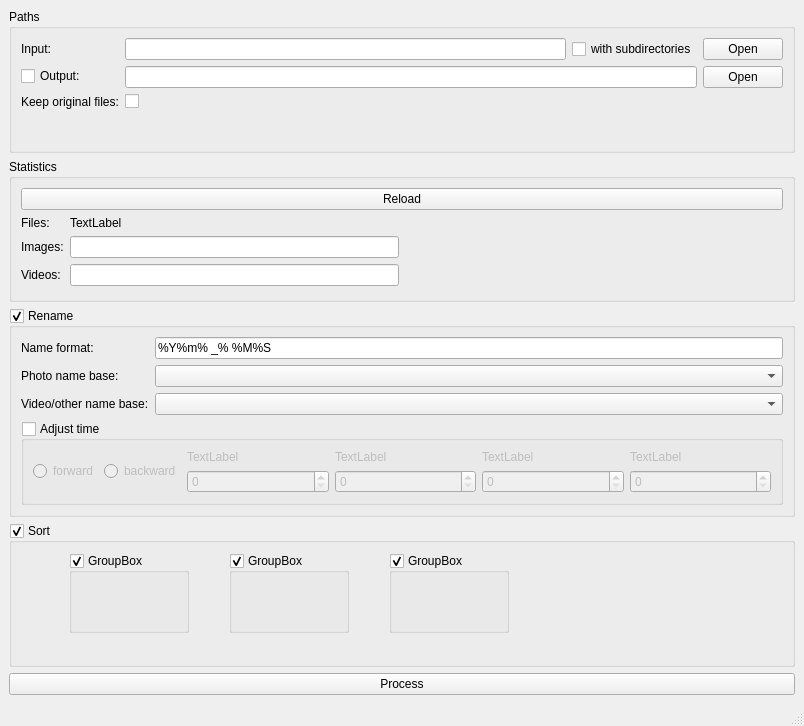
Before: the Qt Designer form src/nomoremess.ui in SeriousRedCat/no-more-mess, drawn with Qt 5.
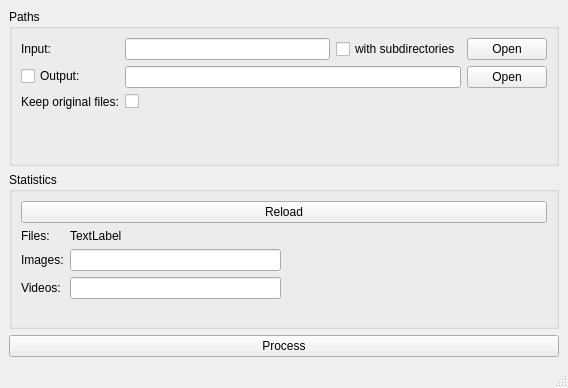
After: the same form once the commit is applied. Custom widgets are drawn as their Qt base class.

What changed in the file:
```diff
--- a/src/nomoremess.ui
+++ b/src/nomoremess.ui
@@ -6,8 +6,8 @@
    <rect>
     <x>0</x>
     <y>0</y>
-    <width>804</width>
-    <height>726</height>
+    <width>568</width>
+    <height>388</height>
    </rect>
   </property>
   <property name="windowTitle">
@@ -165,206 +165,6 @@
       </layout>
      </widget>
     </item>
-    <item>
-     <widget class="QGroupBox" name="renameGroupBox">
-      <property name="title">
-       <string>Rename</string>
-      </property>
-      <property name="checkable">
-       <bool>true</bool>
-      </property>
-      <layout class="QVBoxLayout" name="verticalLayout_8">
-       <item>
-        <layout class="QFormLayout" name="formLayout_2">
-         <item row="0" column="0">
-          <widget class="QLabel" name="nameFormatLabel">
-           <property name="text">
-            <string>Name format:</string>
-           </property>
-          </widget>
-         </item>
-         <item row="0" column="1">
-          <widget class="QLineEdit" name="nameFormatLineEdit">
-           <property name="inputMask">
-            <string>%Y%m%d_%H%M%S</string>
-           </property>
-          </widget>
-         </item>
-         <item row="1" column="0">
-          <widget class="QLabel" name="photoNameBaseLabel">
-           <property name="text">
-            <string>Photo name base:</string>
-           </property>
-          </widget>
-         </item>
-         <item row="1" column="1">
-          <widget class="QComboBox" name="photoNameBaseComboBox"/>
-         </item>
-         <item row="2" column="0">
-          <widget class="QLabel" name="videoOtherNameBaseLabel">
-           <property name="text">
-            <string>Video/other name base:</string>
-           </property>
-          </widget>
-         </item>
-         <item row="2" column="1">
-          <widget class="QComboBox" name="videoOtherNameBaseComboBox"/>
-         </item>
-        </layout>
-       </item>
-       <item>
-        <widget class="QGroupBox" name="groupBox_3">
-         <property name="title">
-          <string>Adjust time</string>
-         </property>
-         <property name="checkable">
-          <bool>true</bool>
-         </property>
-         <property name="checked">
-          <bool>false</bool>
-         </property>
-         <layout class="QHBoxLayout" name="horizontalLayout_6">
-          <item>
-           <layout class="QHBoxLayout" name="horizontalLayout_5">
-            <item>
-             <widget class="QRadioButton" name="forwardRButton">
-              <property name="text">
-               <string>forward</string>
-              </property>
-             </widget>
-            </item>
-            <item>
-             <widget class="QRadioButton" name="backwardRButton">
-              <property name="text">
-               <string>backward</string>
-              </property>
-             </widget>
-            </item>
-           </layout>
-          </item>
-          <item>
-           <layout class="QVBoxLayout" name="verticalLayout_3">
-            <item>
-             <widget class="QLabel" name="label_2">
-              <property name="text">
-               <string>TextLabel</string>
-              </property>
-             </widget>
-            </item>
-            <item>
-             <widget class="QSpinBox" name="spinBox"/>
-            </item>
-           </layout>
-          </item>
-          <item>
-           <layout class="QVBoxLayout" name="verticalLayout_4">
-            <item>
-             <widget class="QLabel" name="label_3">
-              <property name="text">
-               <string>TextLabel</string>
-              </property>
-             </widget>
-            </item>
-            <item>
-             <widget class="QSpinBox" name="spinBox_2"/>
-            </item>
-           </layout>
-          </item>
-          <item>
-           <layout class="QVBoxLayout" name="verticalLayout_5">
-            <item>
-             <widget class="QLabel" name="label_4">
-              <property name="text">
-               <string>TextLabel</string>
-              </property>
-             </widget>
-            </item>
-            <item>
-             <widget class="QSpinBox" name="spinBox_3"/>
-            </item>
-           </layout>
-          </item>
-          <item>
-           <layout class="QVBoxLayout" name="verticalLayout_6">
-            <item>
-             <widget class="QLabel" name="label_5">
-              <property name="text">
-               <string>TextLabel</string>
-              </property>
-             </widget>
-            </item>
-            <item>
-             <widget class="QSpinBox" name="spinBox_4"/>
-            </item>
-           </layout>
-          </item>
-         </layout>
-        </widget>
-       </item>
-      </layout>
-     </widget>
-    </item>
-    <item>
-     <widget class="QGroupBox" name="sortGroupBox">
-      <property name="title">
-       <string>Sort</string>
-      </property>
-      <property name="flat">
-       <bool>false</bool>
-      </property>
-      <property name="checkable">
-       <bool>true</bool>
-      </property>
-      <widget class="QGroupBox" name="groupBox">
-       <property name="geometry">
-        <rect>
-         <x>60</x>
-         <y>30</y>
-         <width>120</width>
-         <height>80</height>
-        </rect>
-       </property>
-       <property name="title">
-        <string>GroupBox</string>
-       </property>
-       <property name="checkable">
-        <bool>true</bool>
-       </property>
-      </widget>
-      <widget class="QGroupBox" name="groupBox_4">
-       <property name="geometry">
-        <rect>
-         <x>220</x>
-         <y>30</y>
-         <width>120</width>
-         <height>80</height>
-        </rect>
-       </property>
-       <property name="title">
-        <string>GroupBox</string>
-       </property>
-       <property name="checkable">
-        <bool>true</bool>
-       </property>
-      </widget>
-      <widget class="QGroupBox" name="groupBox_5">
-       <property name="geometry">
-        <rect>
-         <x>380</x>
-         <y>30</y>
-         <width>120</width>
-         <height>80</height>
-        </rect>
-       </property>
-       <property name="title">
-        <string>GroupBox</string>
-       </property>
-       <property name="checkable">
-        <bool>true</bool>
-       </property>
-      </widget>
-     </widget>
-    </item>
     <item>
      <widget class="QPushButton" name="doMagicButton">
       <property name="text">
```
Left out of the diff: 4 changed lines with no effect on the pictures.
